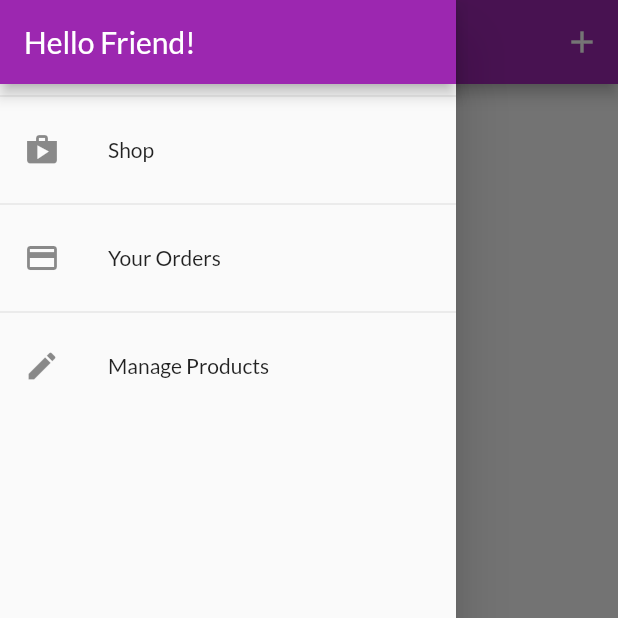
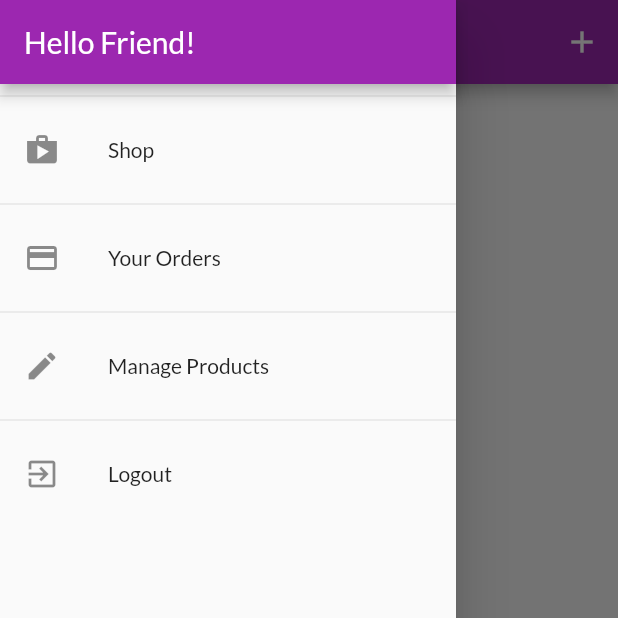
Before and after one commit to Rajkarnikar-unish/shop_app, a Flutter app: the UserProductsScreen screen opened by its route, with the side drawer open, on a phone screen of 412 x 824 dp, the top half of it. Run offline on Flutter 3.47's test engine with Material 2 defaults, Android fonts, the phone set to English and light mode, and no system bars; our stand-ins replace shared_preferences; accounts and stored records are empty; network calls fail.

Commit message:
logout feature shared preferences used for storing token and  auto login added, more

```diff
--- a/lib/providers/orders.dart
+++ b/lib/providers/orders.dart
@@ -22,13 +22,18 @@ class OrderItem {
 class Orders with ChangeNotifier {
   List<OrderItem> _orders = [];
 
+  final String authToken;
+  final String userId;
+
+  Orders(this.authToken, this.userId, this._orders);
+
   List<OrderItem> get orders {
     return [..._orders];
   }
 
   Future<void> fetchAndSetOrders() async {
-    const url =
-        'https://flutter-project-442f2-default-rtdb.firebaseio.com/orders.json';
+    final url =
+        'https://flutter-project-442f2-default-rtdb.firebaseio.com/orders/$userId.json?auth=$authToken';
 
     final response = await http.get(Uri.parse(url));
     final List<OrderItem> loadedOrders = [];
@@ -60,8 +65,8 @@ class Orders with ChangeNotifier {
   }
 
   Future<void> addOrder(List<CartItem> cartProducts, double total) async {
-    const url =
-        'https://flutter-project-442f2-default-rtdb.firebaseio.com/orders.json';
+    final url =
+        'https://flutter-project-442f2-default-rtdb.firebaseio.com/orders/$userId.json?auth=$authToken';
     final timeStamp = DateTime.now();
     final response = await http.post(
       Uri.parse(url),
--- a/lib/screens/auth_screen.dart
+++ b/lib/screens/auth_screen.dart
@@ -63,7 +63,7 @@ class AuthScreen extends StatelessWidget {
                       child: Text(
                         'MyShop',
                         style: TextStyle(
-                          color: Theme.of(context).accentTextTheme.title.color,
+                          color: Theme.of(context).accentTextTheme.headline6.color,
                           fontSize: 50,
                           fontFamily: 'Anton',
                           fontWeight: FontWeight.normal,
@@ -208,7 +208,6 @@ class _AuthCardState extends State<AuthCard> {
                       return 'Invalid email!';
                     }
                     return null;
-                    return null;
                   },
                   onSaved: (value) {
                     _authData['email'] = value;
@@ -258,6 +257,7 @@ class _AuthCardState extends State<AuthCard> {
                     color: Theme.of(context).primaryColor,
                     textColor: Theme.of(context).primaryTextTheme.button.color,
                   ),
+                // ignore: deprecated_member_use
                 FlatButton(
                   child: Text(
                       '${_authMode == AuthMode.Login ? 'SIGNUP' : 'LOGIN'} INSTEAD'),
--- a/lib/screens/user_products_screen.dart
+++ b/lib/screens/user_products_screen.dart
@@ -1,6 +1,5 @@
 import 'package:flutter/material.dart';
 import 'package:provider/provider.dart';
-
 
 import '../screens/edit_products_screen.dart';
 import '../providers/products.dart';
@@ -10,13 +9,14 @@ import '../widgets/app_drawer.dart';
 class UserProductsScreen extends StatelessWidget {
   static const routeName = '/user-products';
 
-  Future<void> _refreshProducts(BuildContext context) async{
-    await Provider.of<Products>(context, listen: false).fetchAndSetProducts();
+  Future<void> _refreshProducts(BuildContext context) async {
+    await Provider.of<Products>(context, listen: false)
+        .fetchAndSetProducts(true);
   }
 
   @override
   Widget build(BuildContext context) {
-    final productsData = Provider.of<Products>(context);
+    // final productsData = Provider.of<Products>(context);
     return Scaffold(
       appBar: AppBar(
         title: const Text('Your Products'),
@@ -30,9 +30,17 @@ class UserProductsScreen extends StatelessWidget {
         ],
       ),
       drawer: AppDrawer(),
-      body: RefreshIndicator(
+      body: FutureBuilder(
+        future: _refreshProducts(context),
+        builder: (ctx, snapshot) =>
+            snapshot.connectionState == ConnectionState.waiting
+                ? Center(
+                    child: CircularProgressIndicator(),
+                  )
+                : RefreshIndicator(
                     onRefresh: () => _refreshProducts(context),
-        child: Padding(
+                    child: Consumer<Products>(
+                      builder: (ctx, productsData, _) => Padding(
                         padding: EdgeInsets.all(8),
                         child: ListView.builder(
                           itemCount: productsData.items.length,
@@ -49,6 +57,8 @@ class UserProductsScreen extends StatelessWidget {
                         ),
                       ),
                     ),
+                  ),
+      ),
     );
   }
 }
--- a/lib/widgets/app_drawer.dart
+++ b/lib/widgets/app_drawer.dart
@@ -1,7 +1,9 @@
 import 'package:flutter/material.dart';
+import 'package:provider/provider.dart';
 import '../screens/user_products_screen.dart';
 
 import '../screens/orders_screen.dart';
+import '../providers/auth.dart';
 
 class AppDrawer extends StatelessWidget {
   @override
@@ -43,6 +45,19 @@ class AppDrawer extends StatelessWidget {
               Navigator.of(context).pushNamed(UserProductsScreen.routeName);
             },
           ),
+          Divider(),
+          ListTile(
+            leading: Icon(
+              Icons.exit_to_app
+            ),
+            title: Text('Logout'),
+            onTap: () {
+              Navigator.of(context).pop();
+              Navigator.of(context).pushReplacementNamed('/');
+              // Navigator.of(context).pushNamed(UserProductsScreen.routeName);
+              Provider.of<Auth>(context, listen: false).logout();
+            },
+          ),
         ],
       ),
     );
--- a/lib/widgets/product_item.dart
+++ b/lib/widgets/product_item.dart
@@ -3,6 +3,7 @@ import 'package:provider/provider.dart';
 import '../screens/product_detail_screen.dart';
 import '../providers/product.dart';
 import '../providers/cart.dart';
+import '../providers/auth.dart';
 
 class ProductItem extends StatelessWidget {
   // final String id;
@@ -15,6 +16,7 @@ class ProductItem extends StatelessWidget {
   Widget build(BuildContext context) {
     final product = Provider.of<Product>(context, listen: false);
     final cart = Provider.of<Cart>(context, listen: false);
+    final authData = Provider.of<Auth>(context, listen: false);
     return GridTile(
       child: GestureDetector(
         onTap: () {
@@ -39,7 +41,7 @@ class ProductItem extends StatelessWidget {
               ),
               color: Theme.of(context).accentColor,
               onPressed: () {
-                product.toggleFavoriteStatus();
+                product.toggleFavoriteStatus(authData.token, authData.userId);
               },
             ),
           ),
--- a/pubspec.yaml
+++ b/pubspec.yaml
@@ -26,6 +26,7 @@ dependencies:
   provider: ^5.0.0
   intl: ^0.17.0
   http: ^0.13.1
+  shared_preferences: ^2.0.5
 
   # The following adds the Cupertino Icons font to your application.
   # Use with the CupertinoIcons class for iOS style icons.
```
Also changed, not shown: lib/main.dart (+25 -8 lines), lib/providers/auth.dart (+59 -0 lines), lib/providers/product.dart (+6 -6 lines), lib/providers/products.dart (+19 -13 lines), lib/screens/splash_screen.dart (added, +12 -0 lines), pubspec.lock. Lines whose indentation alone changed are shown as unchanged.
